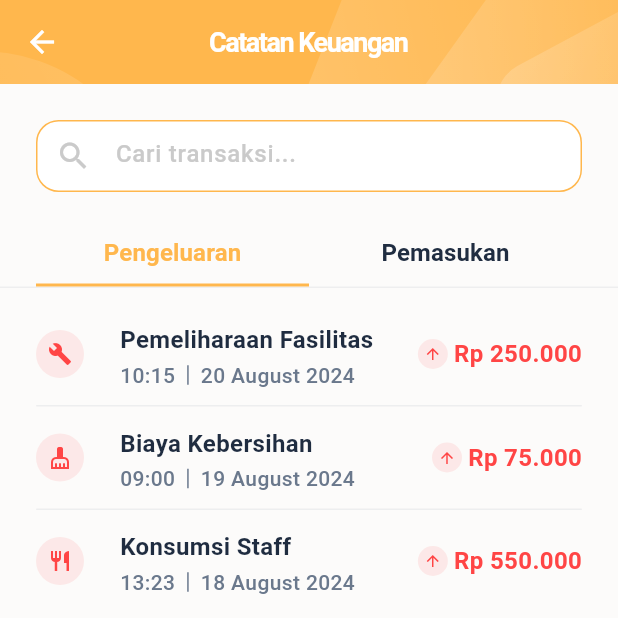
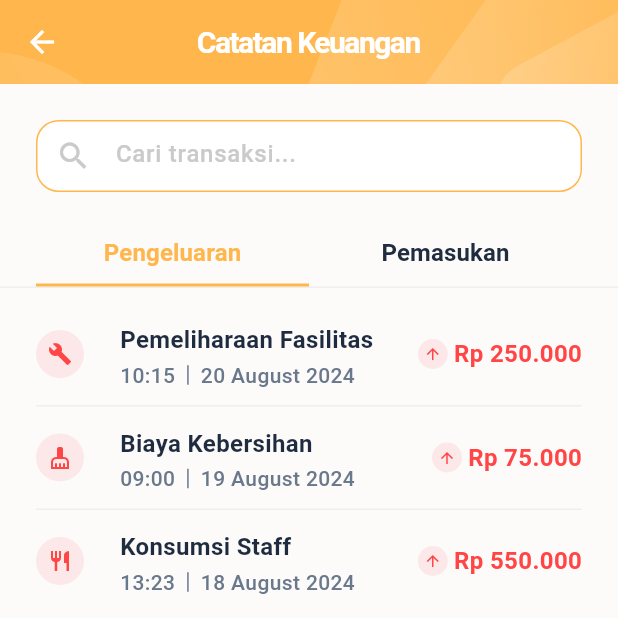
Before and after one commit to Dikaayyy/iampelgading-accountant, a Flutter app: the screen it shows after launch, after a tap on "Lihat Semua", on a phone screen of 412 x 824 dp, the top half of it. Run offline on Flutter 3.47's test engine with Material 3 defaults, Android fonts, the phone set to English and light mode, and no system bars; our stand-ins replace flutter_svg, persistent_bottom_nav_bar; Roboto replaces fonts that are missing (Poppins).

Commit message:
feat(font): reusable typography

```diff
--- a/lib/core/theme/app_theme.dart
+++ b/lib/core/theme/app_theme.dart
@@ -1,5 +1,6 @@
 import 'package:flutter/material.dart';
 import 'package:iampelgading/core/colors/app_colors.dart';
+import 'package:iampelgading/core/theme/app_text_styles.dart';
 
 class AppTheme {
   static ThemeData get lightTheme {
@@ -40,41 +41,22 @@ class AppTheme {
 
       // Text Theme
       textTheme: const TextTheme(
-        // Headlines
-        headlineLarge: TextStyle(
-          fontSize: 30,
-          fontWeight: FontWeight.w600,
-          color: Color(0xFF202D41),
-          letterSpacing: -1.50,
-          fontFamily: 'Poppins',
-        ),
-        headlineMedium: TextStyle(
-          fontSize: 20,
-          fontWeight: FontWeight.w600,
-          color: Color(0xFF202D41),
-          letterSpacing: -1,
-          fontFamily: 'Poppins',
-        ),
-        headlineSmall: TextStyle(
-          fontSize: 16,
-          fontWeight: FontWeight.w600,
-          color: Color(0xFF202D41),
-          fontFamily: 'Poppins',
-        ),
+        // Headlines from app_text_styles.dart
+        headlineLarge: AppTextStyles.h1,
+        headlineMedium: AppTextStyles.h2,
+        headlineSmall: AppTextStyles.h3,
 
-        // Body Text
+        // Title large to match app_text_styles h4
+        titleLarge: AppTextStyles.h4,
+
+        // Body styles
         bodyLarge: TextStyle(
           fontSize: 16,
           fontWeight: FontWeight.w500,
           color: Color(0xFF1F2C40),
           fontFamily: 'Poppins',
         ),
-        bodyMedium: TextStyle(
-          fontSize: 14,
-          fontWeight: FontWeight.w500,
-          color: Color(0xFF6A788C),
-          fontFamily: 'Poppins',
-        ),
+        bodyMedium: AppTextStyles.body,
         bodySmall: TextStyle(
           fontSize: 12,
           fontWeight: FontWeight.w400,
--- a/lib/core/widgets/custom_app_bar.dart
+++ b/lib/core/widgets/custom_app_bar.dart
@@ -1,6 +1,7 @@
 import 'package:flutter/material.dart';
 import 'package:flutter_svg/flutter_svg.dart';
 import 'package:iampelgading/core/assets/app_assets.dart';
+import 'package:iampelgading/core/theme/app_text_styles.dart';
 
 class CustomAppBar extends StatelessWidget implements PreferredSizeWidget {
   final String title;
@@ -45,7 +46,10 @@ class CustomAppBar extends StatelessWidget implements PreferredSizeWidget {
           AppBar(
             title: Text(
               title,
-              style: const TextStyle(fontWeight: FontWeight.bold, fontSize: 18),
+              style: AppTextStyles.h3.copyWith(
+                color: Colors.white,
+                fontWeight: FontWeight.bold,
+              ),
             ),
             centerTitle: centerTitle,
             backgroundColor: Colors.transparent,
--- a/lib/core/widgets/custom_search_field.dart
+++ b/lib/core/widgets/custom_search_field.dart
@@ -1,5 +1,6 @@
 import 'package:flutter/material.dart';
 import 'package:iampelgading/core/colors/app_colors.dart';
+import 'package:iampelgading/core/theme/app_text_styles.dart';
 
 class CustomSearchField extends StatefulWidget {
   final String? hintText;
@@ -94,19 +95,15 @@ class _CustomSearchFieldState extends State<CustomSearchField> {
         readOnly: widget.readOnly,
         enabled: widget.enabled,
         validator: widget.validator,
-        style: TextStyle(
+        style: AppTextStyles.body.copyWith(
           color: AppColors.neutral[200],
           fontSize: 16,
-          fontFamily: 'Poppins',
-          fontWeight: FontWeight.w500,
         ),
         decoration: InputDecoration(
           hintText: widget.hintText,
-          hintStyle: TextStyle(
+          hintStyle: AppTextStyles.body.copyWith(
             color: AppColors.neutral[50],
             fontSize: 16,
-            fontFamily: 'Poppins',
-            fontWeight: FontWeight.w500,
           ),
           prefixIcon:
               widget.prefixIcon ??
--- a/lib/features/dashboard/presentation/widgets/balance_card.dart
+++ b/lib/features/dashboard/presentation/widgets/balance_card.dart
@@ -1,4 +1,5 @@
 import 'package:flutter/material.dart';
+import 'package:iampelgading/core/theme/app_text_styles.dart';
 import 'package:iampelgading/core/utils/currency_formater.dart';
 
 class BalanceCard extends StatelessWidget {
@@ -43,11 +44,10 @@ class BalanceCard extends StatelessWidget {
             children: [
               Row(
                 children: [
-                  const Text(
+                  Text(
                     'Saldo',
-                    style: TextStyle(
-                      color: Color(0xFF202D41),
-                      fontSize: 16,
+                    style: AppTextStyles.h4.copyWith(
+                      color: const Color(0xFF202D41),
                       fontWeight: FontWeight.w500,
                     ),
                   ),
@@ -58,10 +58,8 @@ class BalanceCard extends StatelessWidget {
                 children: [
                   Text(
                     isVisible ? CurrencyFormatter.format(balance) : '••••••••',
-                    style: const TextStyle(
-                      color: Color(0xFF202D41),
-                      fontSize: 30,
-                      fontWeight: FontWeight.w600,
+                    style: AppTextStyles.h1.copyWith(
+                      color: const Color(0xFF202D41),
                       letterSpacing: -1.50,
                     ),
                   ),
@@ -109,11 +107,10 @@ class BalanceCard extends StatelessWidget {
                         ),
                       ),
                       const SizedBox(width: 8),
-                      const Text(
+                      Text(
                         'Pemasukan',
-                        style: TextStyle(
-                          color: Color(0xFF40B029),
-                          fontSize: 16,
+                        style: AppTextStyles.h4.copyWith(
+                          color: const Color(0xFF40B029),
                           fontWeight: FontWeight.w500,
                           letterSpacing: -0.80,
                         ),
@@ -123,10 +120,8 @@ class BalanceCard extends StatelessWidget {
                   const SizedBox(height: 6),
                   Text(
                     isVisible ? CurrencyFormatter.format(income) : '••••••••',
-                    style: const TextStyle(
-                      color: Color(0xFF202D41),
-                      fontSize: 20,
-                      fontWeight: FontWeight.w600,
+                    style: AppTextStyles.h3.copyWith(
+                      color: const Color(0xFF202D41),
                       letterSpacing: -1,
                     ),
                   ),
@@ -153,11 +148,10 @@ class BalanceCard extends StatelessWidget {
                         ),
                       ),
                       const SizedBox(width: 12),
-                      const Text(
+                      Text(
                         'Pengeluaran',
-                        style: TextStyle(
-                          color: Color(0xFFFF4545),
-                          fontSize: 16,
+                        style: AppTextStyles.h4.copyWith(
+                          color: const Color(0xFFFF4545),
                           fontWeight: FontWeight.w500,
                           letterSpacing: -0.80,
                         ),
@@ -168,10 +162,8 @@ class BalanceCard extends StatelessWidget {
                   Text(
                     isVisible ? CurrencyFormatter.format(expense) : '••••••••',
                     textAlign: TextAlign.right,
-                    style: const TextStyle(
-                      color: Color(0xFF202D41),
-                      fontSize: 20,
-                      fontWeight: FontWeight.w600,
+                    style: AppTextStyles.h3.copyWith(
+                      color: const Color(0xFF202D41),
                       letterSpacing: -1,
                     ),
                   ),
--- a/lib/features/dashboard/presentation/widgets/dashboard_header.dart
+++ b/lib/features/dashboard/presentation/widgets/dashboard_header.dart
@@ -1,4 +1,5 @@
 import 'package:flutter/material.dart';
+import 'package:iampelgading/core/theme/app_text_styles.dart';
 import 'package:iampelgading/features/dashboard/presentation/widgets/dashboard_header_background.dart';
 
 class DashboardHeader extends StatelessWidget {
@@ -58,20 +59,18 @@ class DashboardHeader extends StatelessWidget {
           child: Column(
             crossAxisAlignment: CrossAxisAlignment.start,
             children: [
-              const Text(
+              Text(
                 'Halo,',
-                style: TextStyle(
+                style: AppTextStyles.body.copyWith(
                   color: Colors.white,
-                  fontSize: 16,
                   fontWeight: FontWeight.w400,
                   letterSpacing: -0.80,
                 ),
               ),
               Text(
                 userName ?? 'Admin Iampelgading',
-                style: const TextStyle(
+                style: AppTextStyles.h3.copyWith(
                   color: Colors.white,
-                  fontSize: 20,
                   fontWeight: FontWeight.w600,
                   letterSpacing: -1,
                 ),
--- a/lib/features/dashboard/presentation/widgets/simple_transaction_item.dart
+++ b/lib/features/dashboard/presentation/widgets/simple_transaction_item.dart
@@ -1,5 +1,6 @@
 import 'package:flutter/material.dart';
 import 'package:iampelgading/core/utils/currency_formater.dart';
+import 'package:iampelgading/core/theme/app_text_styles.dart';
 
 class SimpleTransactionItem extends StatelessWidget {
   final String title;
@@ -63,9 +64,8 @@ class SimpleTransactionItem extends StatelessWidget {
                 children: [
                   Text(
                     title,
-                    style: const TextStyle(
-                      color: Color(0xFF1F2C40),
-                      fontSize: 16,
+                    style: AppTextStyles.h4.copyWith(
+                      color: const Color(0xFF1F2C40),
                       fontWeight: FontWeight.w700,
                     ),
                     maxLines: 1,
@@ -76,10 +76,8 @@ class SimpleTransactionItem extends StatelessWidget {
                     children: [
                       Text(
                         time,
-                        style: const TextStyle(
-                          color: Color(0xFF6A788C),
-                          fontSize: 14,
-                          fontWeight: FontWeight.w500,
+                        style: AppTextStyles.body.copyWith(
+                          color: const Color(0xFF6A788C),
                         ),
                       ),
                       Container(
@@ -93,10 +91,8 @@ class SimpleTransactionItem extends StatelessWidget {
                       Flexible(
                         child: Text(
                           date,
-                          style: const TextStyle(
-                            color: Color(0xFF6A788C),
-                            fontSize: 14,
-                            fontWeight: FontWeight.w500,
+                          style: AppTextStyles.body.copyWith(
+                            color: const Color(0xFF6A788C),
                           ),
                           overflow: TextOverflow.ellipsis,
                         ),
@@ -138,12 +134,11 @@ class SimpleTransactionItem extends StatelessWidget {
                   Flexible(
                     child: Text(
                       CurrencyFormatter.format(amount.abs()),
-                      style: TextStyle(
+                      style: AppTextStyles.h4.copyWith(
                         color:
                             isIncome
                                 ? const Color(0xFF40B029)
                                 : const Color(0xFFFF4545),
-                        fontSize: 16,
                         fontWeight: FontWeight.w700,
                       ),
                       overflow: TextOverflow.ellipsis,
--- a/lib/features/dashboard/presentation/widgets/transaction_section.dart
+++ b/lib/features/dashboard/presentation/widgets/transaction_section.dart
@@ -1,4 +1,5 @@
 import 'package:flutter/material.dart';
+import 'package:iampelgading/core/theme/app_text_styles.dart';
 import 'package:iampelgading/features/dashboard/presentation/widgets/transaction_list.dart';
 
 class TransactionSection extends StatelessWidget {
@@ -27,21 +28,18 @@ class TransactionSection extends StatelessWidget {
           Row(
             mainAxisAlignment: MainAxisAlignment.spaceBetween,
             children: [
-              const Text(
+              Text(
                 'Transaksi Terbaru',
-                style: TextStyle(
-                  color: Color(0xFF202D41),
-                  fontSize: 20,
-                  fontWeight: FontWeight.w600,
+                style: AppTextStyles.h3.copyWith(
+                  color: const Color(0xFF202D41),
                 ),
               ),
               GestureDetector(
                 onTap: onViewAllTap,
-                child: const Text(
+                child: Text(
                   'Lihat Semua',
-                  style: TextStyle(
-                    color: Color(0xFF64B5F6),
-                    fontSize: 14,
+                  style: AppTextStyles.body.copyWith(
+                    color: const Color(0xFF64B5F6),
                     fontWeight: FontWeight.w400,
                   ),
                 ),
--- a/lib/features/financial_records/presentation/widgets/financial_tab_bar.dart
+++ b/lib/features/financial_records/presentation/widgets/financial_tab_bar.dart
@@ -1,4 +1,5 @@
 import 'package:flutter/material.dart';
+import 'package:iampelgading/core/theme/app_text_styles.dart';
 
 class FinancialTabBar extends StatelessWidget {
   final TabController tabController;
@@ -26,14 +27,8 @@ class FinancialTabBar extends StatelessWidget {
         ),
         labelColor: const Color(0xFFFFB74D),
         unselectedLabelColor: const Color(0xFF202D41),
-        labelStyle: const TextStyle(
-          fontSize: 16,
-          fontFamily: 'Poppins',
-          fontWeight: FontWeight.w600,
-        ),
-        unselectedLabelStyle: const TextStyle(
-          fontSize: 16,
-          fontFamily: 'Poppins',
+        labelStyle: AppTextStyles.h4.copyWith(fontWeight: FontWeight.w600),
+        unselectedLabelStyle: AppTextStyles.h4.copyWith(
           fontWeight: FontWeight.w600,
         ),
         tabs: const [Tab(text: 'Pengeluaran'), Tab(text: 'Pemasukan')],
--- a/lib/features/financial_records/presentation/widgets/financial_transaction_item.dart
+++ b/lib/features/financial_records/presentation/widgets/financial_transaction_item.dart
@@ -1,5 +1,6 @@
 import 'package:flutter/material.dart';
 import 'package:iampelgading/core/utils/currency_formater.dart';
+import 'package:iampelgading/core/theme/app_text_styles.dart';
 
 class FinancialTransactionItem extends StatelessWidget {
   final String title;
@@ -56,9 +57,8 @@ class FinancialTransactionItem extends StatelessWidget {
                 children: [
                   Text(
                     title,
-                    style: const TextStyle(
-                      color: Color(0xFF1F2C40),
-                      fontSize: 16,
+                    style: AppTextStyles.h4.copyWith(
+                      color: const Color(0xFF1F2C40),
                       fontWeight: FontWeight.w700,
                     ),
                     maxLines: 1,
@@ -69,10 +69,8 @@ class FinancialTransactionItem extends StatelessWidget {
                     children: [
                       Text(
                         time,
-                        style: const TextStyle(
-                          color: Color(0xFF6A788C),
-                          fontSize: 14,
-                          fontWeight: FontWeight.w500,
+                        style: AppTextStyles.body.copyWith(
+                          color: const Color(0xFF6A788C),
                         ),
                       ),
                       Container(
@@ -86,10 +84,8 @@ class FinancialTransactionItem extends StatelessWidget {
                       Flexible(
                         child: Text(
                           date,
-                          style: const TextStyle(
-                            color: Color(0xFF6A788C),
-                            fontSize: 14,
-                            fontWeight: FontWeight.w500,
+                          style: AppTextStyles.body.copyWith(
+                            color: const Color(0xFF6A788C),
                           ),
                           overflow: TextOverflow.ellipsis,
                         ),
@@ -125,9 +121,8 @@ class FinancialTransactionItem extends StatelessWidget {
                   Flexible(
                     child: Text(
                       CurrencyFormatter.format(amount),
-                      style: TextStyle(
+                      style: AppTextStyles.h4.copyWith(
                         color: amountColor,
-                        fontSize: 16,
                         fontWeight: FontWeight.w700,
                       ),
                       overflow: TextOverflow.ellipsis,
```
Also changed, not shown: lib/core/theme/app_text_styles.dart (+20 -92 lines), lib/core/widgets/custom_text_field.dart (+5 -9 lines), lib/core/widgets/dashboard_card.dart (+4 -4 lines), lib/core/widgets/transaction_card.dart (+15 -18 lines).
